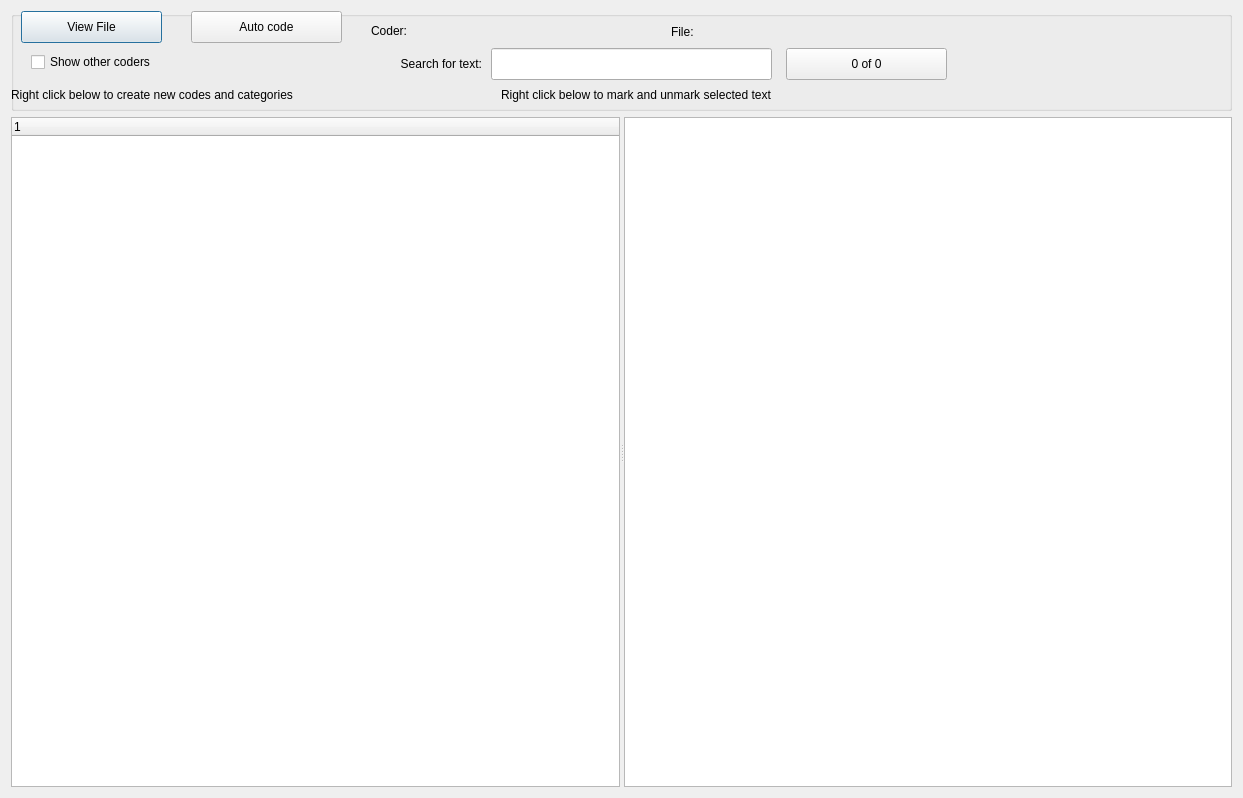
ccbogel/QualCoder, file GUI_UIs/ui_dialog_codes.ui: the form before one commit.
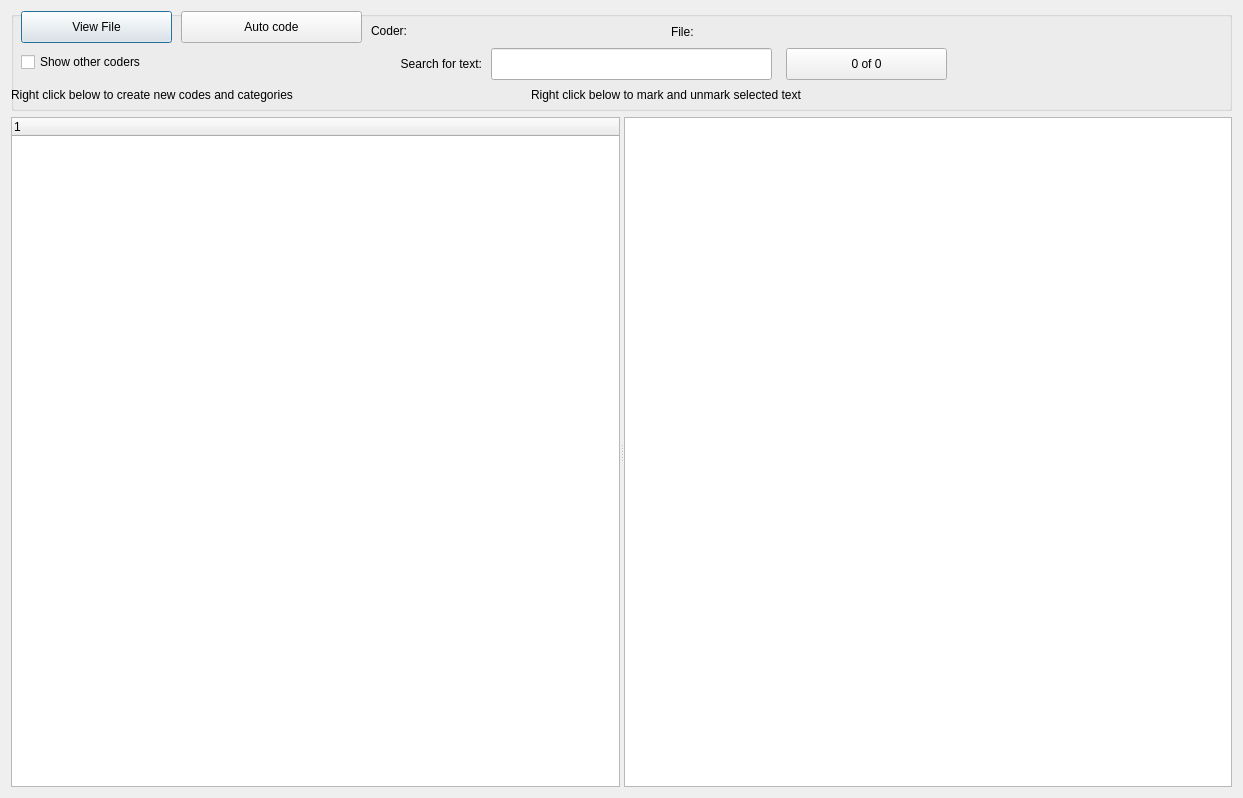
The form after the commit.

```diff
--- a/GUI_UIs/ui_dialog_codes.ui
+++ b/GUI_UIs/ui_dialog_codes.ui
@@ -36,7 +36,7 @@
        <rect>
         <x>10</x>
         <y>0</y>
-        <width>141</width>
+        <width>151</width>
         <height>32</height>
        </rect>
       </property>
@@ -50,9 +50,9 @@
      <widget class="QPushButton" name="pushButton_auto_code">
       <property name="geometry">
        <rect>
-        <x>180</x>
+        <x>170</x>
         <y>0</y>
-        <width>151</width>
+        <width>181</width>
         <height>32</height>
        </rect>
       </property>
@@ -89,7 +89,7 @@
      <widget class="QLabel" name="label_coded">
       <property name="geometry">
        <rect>
-        <x>490</x>
+        <x>520</x>
         <y>70</y>
         <width>561</width>
         <height>28</height>
@@ -104,7 +104,7 @@
        <rect>
         <x>0</x>
         <y>70</y>
-        <width>481</width>
+        <width>501</width>
         <height>28</height>
        </rect>
       </property>
@@ -115,9 +115,9 @@
      <widget class="QCheckBox" name="checkBox_show_coders">
       <property name="geometry">
        <rect>
-        <x>20</x>
+        <x>10</x>
         <y>40</y>
-        <width>221</width>
+        <width>251</width>
         <height>22</height>
        </rect>
       </property>
```
